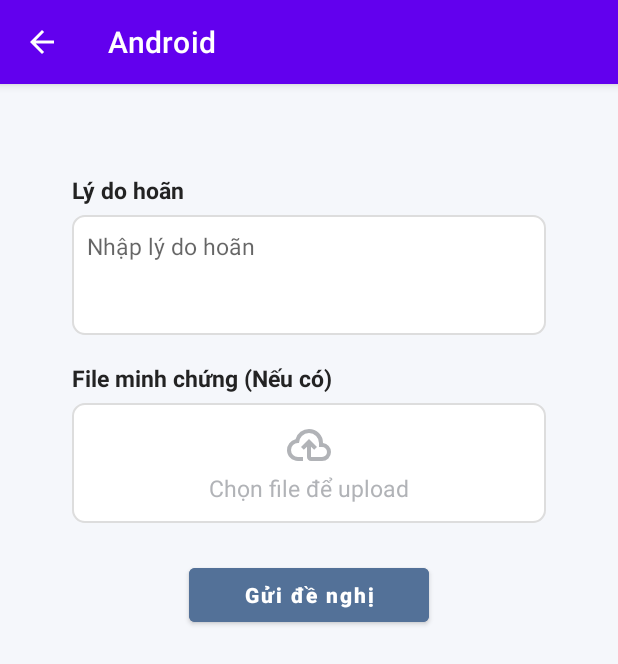
After one commit to bachld2612/CSE441_Android_FinalProject, an Android app: the fragment HoanDoAnFragment shown on its own in the app's theme, on a phone screen of 412 x 824 dp. The commit adds this screen. Shown: the top 664 px of the screen. Run offline under Robolectric (Android 15) with nearby library versions, the phone set to English and light mode, and no system bars.

Commit message:
feat: build UI for Hoan Do An feature

```diff
--- a/Android/app/src/main/java/com/bachld/android/MainActivity.kt
+++ b/Android/app/src/main/java/com/bachld/android/MainActivity.kt
@@ -1,6 +1,7 @@
 package com.bachld.android
 
 import android.os.Bundle
+import android.view.MenuItem
 import com.google.android.material.bottomnavigation.BottomNavigationView
 import androidx.appcompat.app.AppCompatActivity
 import androidx.navigation.findNavController
@@ -32,4 +33,13 @@ class MainActivity : AppCompatActivity() {
         setupActionBarWithNavController(navController, appBarConfiguration)
         navView.setupWithNavController(navController)
     }
+
+    override fun onOptionsItemSelected(item: MenuItem): Boolean {
+        if (item.itemId == android.R.id.home) {
+            onBackPressed() // Quay lại fragment trước đó trong backstack
+            return true
+        }
+        return super.onOptionsItemSelected(item)
+    }
+
 }
--- /dev/null
+++ b/Android/app/src/main/java/com/bachld/android/ui/doanfragment/HoanDoAnFragment.kt
@@ -0,0 +1,51 @@
+package com.bachld.android.ui.doanfragment
+
+import android.app.Activity
+import android.content.Intent
+import android.os.Bundle
+import android.view.LayoutInflater
+import android.view.View
+import android.view.ViewGroup
+import androidx.appcompat.app.AppCompatActivity
+import androidx.fragment.app.Fragment
+import com.bachld.android.R
+import com.bachld.android.databinding.FragmentHoanDoAnBinding
+import com.bachld.android.databinding.FragmentThongTinDoAnBinding
+
+class HoanDoAnFragment: Fragment() {
+
+    private var _binding: FragmentHoanDoAnBinding? = null
+    private val binding get() = _binding!!
+
+    override fun onResume() {
+        super.onResume()
+        // Nếu dùng Toolbar của Activity
+        (requireActivity() as AppCompatActivity).supportActionBar?.setDisplayHomeAsUpEnabled(true)
+    }
+    override fun onPause() {
+        super.onPause()
+        // Ẩn lại nút back khi fragment này không còn ở top
+        (requireActivity() as AppCompatActivity).supportActionBar?.setDisplayHomeAsUpEnabled(false)
+    }
+
+    override fun onCreateView(
+        inflater: LayoutInflater, container: ViewGroup?,
+        savedInstanceState: Bundle?
+    ): View {
+        _binding = FragmentHoanDoAnBinding.inflate(inflater, container, false)
+        binding.frameUploadMinhChung.setOnClickListener{
+            val intent = Intent(Intent.ACTION_GET_CONTENT)
+            intent.type = "*/*" // Chọn tất cả loại file hoặc chỉ pdf/image/video/...
+            startActivityForResult(Intent.createChooser(intent, "Chọn file minh chứng"), 1001)
+        }
+        return binding.root
+    }
+
+    override fun onActivityResult(requestCode: Int, resultCode: Int, data: Intent?) {
+        super.onActivityResult(requestCode, resultCode, data)
+        if (requestCode == 1001 && resultCode == Activity.RESULT_OK) {
+            val uri = data?.data
+            // Xử lý file ở đây, ví dụ đổi icon, đổi text hoặc upload file
+        }
+    }
+}
--- a/Android/app/src/main/java/com/bachld/android/ui/doanfragment/ThongTinDoAnFragment.kt
+++ b/Android/app/src/main/java/com/bachld/android/ui/doanfragment/ThongTinDoAnFragment.kt
@@ -17,6 +17,12 @@ class ThongTinDoAnFragment:Fragment() {
         savedInstanceState: Bundle?
     ): View {
         _binding = FragmentThongTinDoAnBinding.inflate(inflater, container, false)
+        binding.btnDeNghiHoan.setOnClickListener {
+            parentFragmentManager.beginTransaction()
+                .replace(R.id.container_thong_tin_do_an, HoanDoAnFragment())
+                .addToBackStack(null) // Cho phép quay lại Thông tin đồ án nếu bấm Back
+                .commit()
+        }
         return binding.root
     }
 
--- /dev/null
+++ b/Android/app/src/main/res/drawable/bg_edittext_outline.xml
@@ -0,0 +1,5 @@
+<shape xmlns:android="http://schemas.android.com/apk/res/android">
+    <solid android:color="@android:color/white"/>
+    <corners android:radius="8dp"/>
+    <stroke android:color="#DDDDDD" android:width="1.2dp"/>
+</shape>
--- /dev/null
+++ b/Android/app/src/main/res/drawable/ic_cloud_upload.xml
@@ -0,0 +1,5 @@
+<vector xmlns:android="http://schemas.android.com/apk/res/android" android:height="32dp" android:tint="#000000" android:viewportHeight="960" android:viewportWidth="960" android:width="32dp">
+
+    <path android:fillColor="@android:color/white" android:pathData="M260,800Q169,800 104.5,737Q40,674 40,583Q40,505 87,444Q134,383 210,366Q235,274 310,217Q385,160 480,160Q597,160 678.5,241.5Q760,323 760,440L760,440L760,440Q829,448 874.5,499.5Q920,551 920,620Q920,695 867.5,747.5Q815,800 740,800L520,800Q487,800 463.5,776.5Q440,753 440,720L440,514L376,576L320,520L480,360L640,520L584,576L520,514L520,720Q520,720 520,720Q520,720 520,720L740,720Q782,720 811,691Q840,662 840,620Q840,578 811,549Q782,520 740,520L680,520L680,440Q680,357 621.5,298.5Q563,240 480,240Q397,240 338.5,298.5Q280,357 280,440L260,440Q202,440 161,481Q120,522 120,580Q120,638 161,679Q202,720 260,720L360,720L360,800L260,800ZM480,520L480,520L480,520Q480,520 480,520Q480,520 480,520L480,520L480,520Q480,520 480,520Q480,520 480,520L480,520Q480,520 480,520Q480,520 480,520L480,520Q480,520 480,520Q480,520 480,520Q480,520 480,520Q480,520 480,520L480,520L480,520Q480,520 480,520Q480,520 480,520Q480,520 480,520Q480,520 480,520L480,520Q480,520 480,520Q480,520 480,520Q480,520 480,520Q480,520 480,520L480,520Z"/>
+
+</vector>
--- /dev/null
+++ b/Android/app/src/main/res/layout/fragment_hoan_do_an.xml
@@ -0,0 +1,125 @@
+<?xml version="1.0" encoding="utf-8"?>
+<ScrollView
+    xmlns:android="http://schemas.android.com/apk/res/android"
+    xmlns:app="http://schemas.android.com/apk/res-auto"
+    android:layout_width="match_parent"
+    android:layout_height="match_parent"
+    android:background="#F5F7FB">
+
+    <LinearLayout
+        android:layout_width="match_parent"
+        android:layout_height="wrap_content"
+        android:orientation="vertical"
+        android:gravity="center_horizontal"
+        android:padding="24dp">
+
+        <!-- Card Form -->
+        <LinearLayout
+            android:id="@+id/layout_form_container"
+            android:layout_width="match_parent"
+            android:layout_height="wrap_content"
+            android:orientation="vertical"
+            android:padding="20dp"
+            android:layout_marginTop="16dp"
+            android:layout_marginBottom="24dp"
+            android:layout_marginHorizontal="4dp">
+
+            <!-- Title (có thể bỏ nếu dùng toolbar AppBar ở trên) -->
+            <TextView
+                android:id="@+id/tv_de_nghi_hoan_title"
+                android:layout_width="wrap_content"
+                android:layout_height="wrap_content"
+                android:text="Đề nghị hoãn đồ án"
+                android:textStyle="bold"
+                android:textColor="#232323"
+                android:textSize="17sp"
+                android:layout_gravity="center"
+                android:visibility="gone" />
+
+            <!-- Lý do hoãn -->
+            <TextView
+                android:id="@+id/tv_ly_do_hoan"
+                android:layout_width="wrap_content"
+                android:layout_height="wrap_content"
+                android:text="Lý do hoãn"
+                android:textStyle="bold"
+                android:textColor="#232323"
+                android:textSize="15sp"
+                android:layout_marginTop="0dp" />
+
+            <EditText
+                android:id="@+id/edt_ly_do_hoan"
+                android:layout_width="match_parent"
+                android:layout_height="80dp"
+                android:hint="Nhập lý do hoãn"
+                android:background="@drawable/bg_edittext_outline"
+                android:gravity="start|top"
+                android:padding="10dp"
+                android:textSize="15sp"
+                android:layout_marginTop="6dp" />
+
+            <!-- File minh chứng -->
+            <TextView
+                android:id="@+id/tv_file_minh_chung"
+                android:layout_width="wrap_content"
+                android:layout_height="wrap_content"
+                android:text="File minh chứng (Nếu có)"
+                android:textStyle="bold"
+                android:textColor="#232323"
+                android:textSize="15sp"
+                android:layout_marginTop="18dp" />
+
+            <!-- Upload Box -->
+            <FrameLayout
+                android:id="@+id/frame_upload_minh_chung"
+                android:layout_width="match_parent"
+                android:layout_height="80dp"
+                android:layout_marginTop="6dp"
+                android:background="@drawable/bg_edittext_outline"
+                android:clickable="true"
+                android:focusable="true">
+
+                <LinearLayout
+                    android:layout_width="match_parent"
+                    android:layout_height="match_parent"
+                    android:gravity="center"
+                    android:orientation="vertical">
+
+                    <ImageView
+                        android:id="@+id/img_upload"
+                        android:layout_width="32dp"
+                        android:layout_height="32dp"
+                        android:src="@drawable/ic_cloud_upload"
+                        android:layout_gravity="center"
+                        app:tint="#B1B3B7" />
+
+                    <TextView
+                        android:id="@+id/tv_keo_tha_tai_day"
+                        android:layout_width="wrap_content"
+                        android:layout_height="wrap_content"
+                        android:text="Chọn file để upload"
+                        android:textColor="#B1B3B7"
+                        android:gravity="center"
+                        android:textSize="15sp"
+                        android:layout_marginTop="2dp"/>
+                </LinearLayout>
+            </FrameLayout>
+
+
+            <!-- Button gửi đề nghị -->
+            <Button
+                android:id="@+id/btn_gui_de_nghi"
+                android:layout_width="160dp"
+                android:layout_height="wrap_content"
+                android:text="Gửi đề nghị"
+                android:layout_marginTop="24dp"
+                android:backgroundTint="#537198"
+                android:textAllCaps="false"
+                android:textColor="@android:color/white"
+                android:textStyle="bold"
+                android:elevation="2dp"
+                android:layout_gravity="center_horizontal"/>
+        </LinearLayout>
+
+    </LinearLayout>
+</ScrollView>
```
